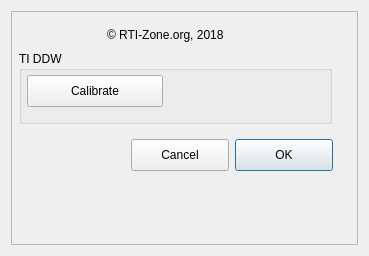
This is ddwDome.ui in rpineau/ddwDome as Qt 5 draws it before an edit. The edited form follows.
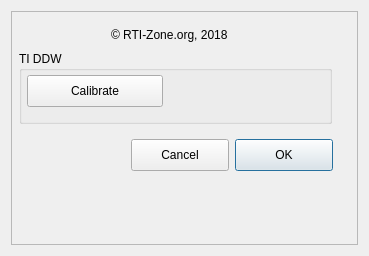
This is the edited form. Icons and pictures are not drawn. Custom widgets are drawn as their Qt base class.

Patch:
```diff
--- a/ddwDome.ui
+++ b/ddwDome.ui
@@ -107,9 +107,9 @@
      <widget class="QLabel" name="label_4">
       <property name="geometry">
        <rect>
-        <x>96</x>
+        <x>100</x>
         <y>16</y>
-        <width>133</width>
+        <width>129</width>
         <height>16</height>
        </rect>
       </property>
```
Left out of the diff: 22 changed lines with no effect on the pictures.
